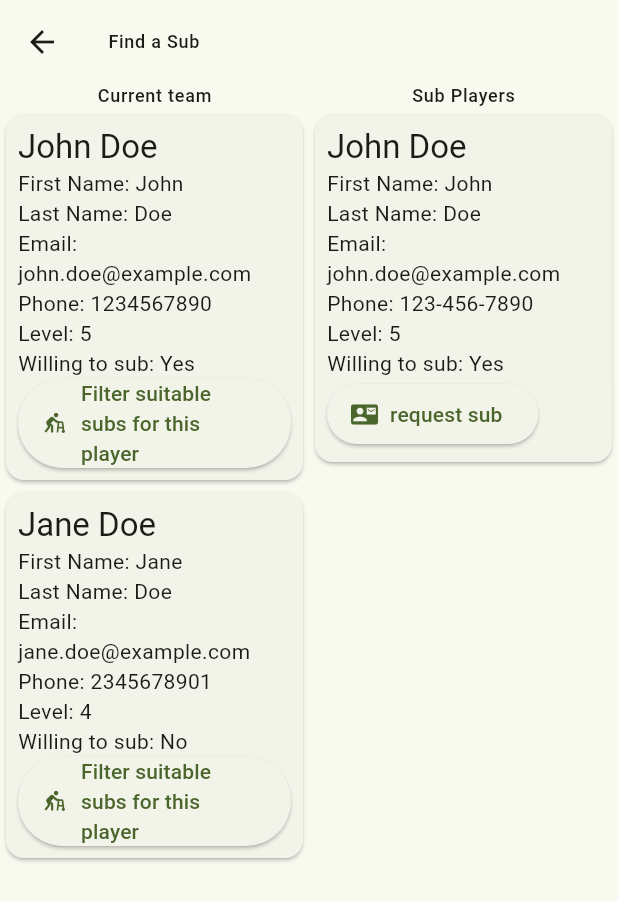
After one commit to BLMeddaugh/TennisLeague, a Flutter app: the FindASubPage screen opened directly, after a tap on "request sub", on a phone screen of 412 x 824 dp. The commit adds this screen. Shown: the top 901 px of the screen. Run offline on Flutter 3.47's test engine with Material 3 defaults, Android fonts, the phone set to English and light mode, and no system bars.

Commit message:
Adding reusable player cards, added subbing support

```diff
--- /dev/null
+++ b/tennis_league/lib/components/player_card.dart
@@ -0,0 +1,46 @@
+import 'package:flutter/material.dart';
+import 'package:tennis_league/models/player.dart';
+
+class PlayerCard extends StatelessWidget {
+  final Player player;
+  final VoidCallback? onButtonPressed;
+  final IconData? buttonIcon;
+  final String text;
+
+  const PlayerCard(
+      {super.key,
+      required this.player,
+      this.onButtonPressed,
+      this.buttonIcon,
+      this.text = 'Button'});
+
+  @override
+  Widget build(BuildContext context) {
+    return Card(
+      child: Padding(
+        padding: const EdgeInsets.all(8.0),
+        child: Column(
+          crossAxisAlignment: CrossAxisAlignment.start,
+          children: [
+            Text(
+              '${player.firstName} ${player.lastName}',
+              style: Theme.of(context).textTheme.titleLarge,
+            ),
+            Text('First Name: ${player.firstName}'),
+            Text('Last Name: ${player.lastName}'),
+            Text('Email: ${player.email}'),
+            Text('Phone: ${player.phoneNumber}'),
+            Text('Level: ${player.level}'),
+            Text('Willing to sub: ${player.willSub ? 'Yes' : 'No'}'),
+            // Add more player details here...
+            ElevatedButton.icon(
+              icon: Icon(buttonIcon),
+              label: Text(text),
+              onPressed: onButtonPressed,
+            ),
+          ],
+        ),
+      ),
+    );
+  }
+}
--- a/tennis_league/lib/main.dart
+++ b/tennis_league/lib/main.dart
@@ -1,14 +1,17 @@
 import 'package:flutter/material.dart';
 import 'package:provider/provider.dart';
 import 'package:tennis_league/services/player_service.dart';
-
+import 'package:tennis_league/services/team_service.dart';
 import 'views/drawer_menu.dart';
 
 void main() {
   runApp(
-    ChangeNotifierProvider(
-      create: (context) => PlayerService(),
-      child: MyApp(),
+    MultiProvider(
+      providers: [
+        ChangeNotifierProvider(create: (context) => PlayerService()),
+        ChangeNotifierProvider(create: (context) => TeamService()),
+      ],
+      child: const MyApp(),
     ),
   );
 }
--- /dev/null
+++ b/tennis_league/lib/models/day_enum.dart
@@ -0,0 +1,11 @@
+// ignore_for_file: constant_identifier_names
+
+enum DayOfWeek {
+  Monday,
+  Tuesday,
+  Wednesday,
+  Thursday,
+  Friday,
+  Saturday,
+  Sunday,
+}
--- a/tennis_league/lib/models/player.dart
+++ b/tennis_league/lib/models/player.dart
@@ -1,9 +1,13 @@
+import 'package:uuid/uuid.dart';
+
 class Player {
+  final id = const Uuid();
   final String firstName;
   final String lastName;
   final int level;
   final String phoneNumber;
   final String email;
+  final bool willSub;
 
   Player({
     required this.firstName,
@@ -11,6 +15,7 @@ class Player {
     required int level,
     required this.phoneNumber,
     required this.email,
+    this.willSub = false,
   })  : assert(level >= 1 && level <= 5, 'Level must be between 1 and 5'),
         level = level;
 }
--- /dev/null
+++ b/tennis_league/lib/models/team.dart
@@ -0,0 +1,20 @@
+import 'package:tennis_league/models/day_enum.dart';
+import 'package:tennis_league/models/player.dart';
+import 'package:uuid/uuid.dart';
+
+class Team {
+  final Uuid id = const Uuid();
+  final List<Player> players;
+  final DayOfWeek day;
+  final String name;
+  final Player captain;
+  final Player? coCaptain;
+
+  Team({
+    required this.players,
+    required this.day,
+    required this.captain,
+    this.coCaptain,
+    required this.name,
+  });
+}
--- a/tennis_league/lib/services/player_service.dart
+++ b/tennis_league/lib/services/player_service.dart
@@ -13,9 +13,49 @@ class PlayerService with ChangeNotifier {
 
   // Internal constructor
   PlayerService._internal();
-  List<Player> _players = [];
+  final List<Player> _players = [
+    Player(
+        firstName: 'John',
+        lastName: 'Doe',
+        level: 5,
+        email: 'john.doe@example.com',
+        willSub: true,
+        phoneNumber: '123-456-7890'),
+    Player(
+        firstName: 'Fat',
+        lastName: 'Doe',
+        level: 4,
+        email: 'jane.doe@example.com',
+        willSub: true,
+        phoneNumber: '234-567-8901'),
+    Player(
+        firstName: 'Cool',
+        lastName: 'Foe',
+        level: 4,
+        email: 'jane.doe@example.com',
+        willSub: false,
+        phoneNumber: '234-567-8901'),
+    Player(
+        firstName: 'Bob',
+        lastName: 'Smith',
+        level: 3,
+        email: 'bob.smith@example.com',
+        willSub: true,
+        phoneNumber: '345-678-9012'),
+    Player(
+        firstName: 'Alice',
+        lastName: 'Johnson',
+        level: 2,
+        email: 'alice.johnson@example.com',
+        willSub: false,
+        phoneNumber: '456-789-0123'),
+  ];
 
   List<Player> get players => _players;
+
+  List<Player> getSubs() {
+    return _players.where((player) => player.willSub).toList();
+  }
 
   void addPlayer(Player player) {
     _players.add(player);
--- /dev/null
+++ b/tennis_league/lib/services/team_service.dart
@@ -0,0 +1,60 @@
+import 'package:flutter/material.dart';
+import 'package:tennis_league/models/day_enum.dart';
+import 'package:tennis_league/models/team.dart';
+
+import '../models/player.dart';
+
+class TeamService with ChangeNotifier {
+  static final TeamService _singleton = TeamService._internal();
+
+  factory TeamService() {
+    return _singleton;
+  }
+  List<Player> mockPlayers = [
+    Player(
+        firstName: 'John',
+        lastName: 'Doe',
+        level: 5,
+        email: 'john.doe@example.com',
+        willSub: true,
+        phoneNumber: '1234567890'),
+    Player(
+        firstName: 'Jane',
+        lastName: 'Doe',
+        level: 4,
+        email: 'jane.doe@example.com',
+        willSub: false,
+        phoneNumber: '2345678901'),
+    // Add more players here...
+  ];
+
+  TeamService._internal() {
+    _teams = [
+      Team(
+          name: 'Team 1',
+          players: [mockPlayers[0], mockPlayers[1]],
+          day: DayOfWeek.Monday,
+          captain: mockPlayers[0]),
+      Team(
+          name: 'Team 2',
+          players: [mockPlayers[1]],
+          day: DayOfWeek.Tuesday,
+          captain: mockPlayers[1]),
+      // Add more teams here...
+    ];
+  }
+
+  List<Team> _teams = [];
+
+  List<Team> get teams => _teams;
+
+  void addTeam(Team team) {
+    _teams.add(team);
+    notifyListeners();
+  }
+
+  void removeTeam(Team team) {
+    _teams.remove(team);
+    notifyListeners();
+  }
+}
--- a/tennis_league/lib/views/drawer_menu.dart
+++ b/tennis_league/lib/views/drawer_menu.dart
@@ -1,4 +1,5 @@
 import 'package:flutter/material.dart';
+import 'package:tennis_league/views/find_a_sub.dart';
 import 'package:tennis_league/views/register_player.dart';
 import 'package:tennis_league/views/team.dart';
 
@@ -35,6 +36,15 @@ class DrawerMenu extends StatelessWidget {
               );
             },
           ),
+          ListTile(
+            title: const Text('Find A Sub'),
+            onTap: () {
+              Navigator.push(
+                context,
+                MaterialPageRoute(builder: (context) => const FindASubPage()),
+              );
+            },
+          ),
         ],
       ),
     );
--- /dev/null
+++ b/tennis_league/lib/views/find_a_sub.dart
@@ -0,0 +1,118 @@
+import 'package:flutter/material.dart';
+import 'package:provider/provider.dart';
+import 'package:tennis_league/components/player_card.dart';
+import 'package:tennis_league/models/player.dart';
+import 'package:tennis_league/services/player_service.dart';
+import 'package:url_launcher/url_launcher.dart';
+import '../models/team.dart';
+import '../services/team_service.dart';
+
+class FindASubPage extends StatefulWidget {
+  const FindASubPage({super.key});
+
+  @override
+  State<FindASubPage> createState() => _FindASubPageState();
+}
+
+class _FindASubPageState extends State<FindASubPage> {
+  late Player missingPlayer;
+  late PlayerService playerService;
+  late TeamService teamService;
+  late Team team;
+  late List<Player> subPlayers;
+  @override
+  void initState() {
+    super.initState();
+  }
+
+  void didChangeDependencies() {
+    super.didChangeDependencies();
+    playerService = Provider.of<PlayerService>(context);
+    teamService = Provider.of<TeamService>(context);
+    team = teamService.teams.first;
+    subPlayers = playerService.getSubs();
+    missingPlayer = team.captain; // Set the default missingPlayer
+  }
+
+  void setMissingPlayer(Player player) {
+    setState(() {
+      missingPlayer = player;
+      print('Missing player is now: ${missingPlayer.firstName}');
+    });
+  }
+
+  @override
+  Widget build(BuildContext context) {
+    return Scaffold(
+        appBar: AppBar(
+          title: Text('Find a Sub',
+              style: Theme.of(context).textTheme.labelMedium),
+        ),
+        body: Row(children: [
+          Expanded(
+              child: Column(children: [
+            Text('Current team',
+                style: Theme.of(context).textTheme.labelMedium),
+            Expanded(
+              child: ListView.builder(
+                itemCount: team.players.length,
+                itemBuilder: (context, index) {
+                  Player player = team.players[index];
+                  return PlayerCard(
+                      player: player,
+                      buttonIcon: Icons.assist_walker,
+                      text: 'Filter suitable subs for this player',
+                      onButtonPressed: () {
+                        setMissingPlayer(player);
+                      });
+                },
+              ),
+            ),
+          ])),
+          Expanded(
+              child: Column(children: [
+            Text('Sub Players', style: Theme.of(context).textTheme.labelMedium),
+            Expanded(
+              child: Builder(
+                builder: (BuildContext context) {
+                  subPlayers.forEach((player) => print(player.level));
+                  List<Player> filteredSubPlayers = subPlayers
+                      .where((sub) => sub.level == missingPlayer.level)
+                      .toList();
+
+                  return ListView.builder(
+                    itemCount: filteredSubPlayers.length,
+                    itemBuilder: (context, index) {
+                      Player player = filteredSubPlayers[index];
+                      return PlayerCard(
+                          player: player,
+                          buttonIcon: Icons.contact_mail,
+                          text: 'request sub',
+                          onButtonPressed: () {
+                            sendEmail(player);
+                          });
+                    },
+                  );
+                },
+              ),
+            ),
+          ]))
+        ]));
+  }
+}
+
+void sendEmail(Player player) async {
+  final Uri params = Uri(
+    scheme: 'mailto',
+    path: player.email,
+    query:
+        'subject=Sub Request&body=Hello ${player.firstName}, could you sub for',
+  );
+
+  Uri url = Uri.parse(params.toString());
+  if (await canLaunchUrl(url)) {
+    await launchUrl(url);
+  } else {
+    throw 'Could not launch $url';
+  }
+}
--- a/tennis_league/lib/views/team.dart
+++ b/tennis_league/lib/views/team.dart
@@ -1,55 +1,38 @@
 import 'package:flutter/material.dart';
 import 'package:provider/provider.dart';
+import 'package:tennis_league/components/player_card.dart';
 import 'package:tennis_league/models/player.dart';
 import 'package:tennis_league/services/player_service.dart';
+import 'package:tennis_league/services/team_service.dart';
 
 class TeamPage extends StatelessWidget {
-  TeamPage({Key? key}) : super(key: key);
+  TeamPage({super.key});
   final playerService = PlayerService();
-  final List<Player> players = PlayerService().players;
+  final teamService = TeamService();
 
   @override
   Widget build(BuildContext context) {
-    return Consumer<PlayerService>(
+    return Scaffold(
+      appBar: AppBar(
+        title: Text(teamService.teams.first.name),
+      ),
+      body: Consumer<PlayerService>(
         builder: (context, playerService, child) {
           return ListView.builder(
             itemCount: playerService.players.length,
             itemBuilder: (context, index) {
-            return Card(
-              child: Padding(
-                padding: const EdgeInsets.all(8.0),
-                child: Column(
-                  crossAxisAlignment: CrossAxisAlignment.start,
-                  children: <Widget>[
-                    Text(
-                      '${players[index].firstName} ${players[index].lastName}',
-                      style: const TextStyle(fontSize: 24),
-                    ),
-                    Text(
-                      'Skill level: ${players[index].level}',
-                      style: const TextStyle(fontSize: 18),
-                    ),
-                    Text(
-                      'Phone: ${players[index].phoneNumber}',
-                      style: const TextStyle(fontSize: 18),
-                    ),
-                    Text(
-                      'Email: ${players[index].email}',
-                      style: const TextStyle(fontSize: 18),
-                    ),
-                    IconButton(
-                      icon: Icon(Icons.delete),
-                      onPressed: () {
-                        playerService.removePlayer(index);
+              Player player = playerService.players[index];
+              return PlayerCard(
+                player: player,
+                buttonIcon: Icons.remove,
+                onButtonPressed: () {
+                  this.playerService.removePlayer(index);
                 },
-                    ),
-                  ],
-                ),
-              ),
               );
             },
           );
         },
+      ),
     );
   }
 }
--- a/tennis_league/pubspec.yaml
+++ b/tennis_league/pubspec.yaml
@@ -35,6 +35,8 @@ dependencies:
   # The following adds the Cupertino Icons font to your application.
   # Use with the CupertinoIcons class for iOS style icons.
   cupertino_icons: ^1.0.6
+  uuid: ^4.4.0
+  url_launcher: ^6.2.6
 
 dev_dependencies:
   flutter_test:
```
Also changed, not shown: 11 other files. Lines whose indentation alone changed are shown as unchanged.
